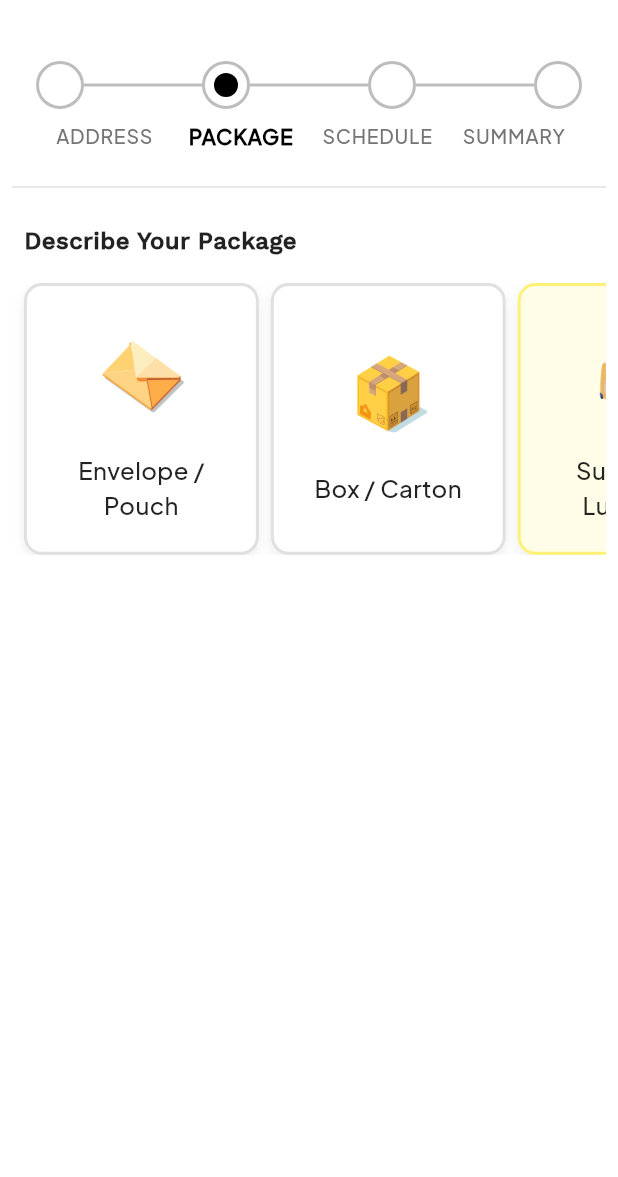
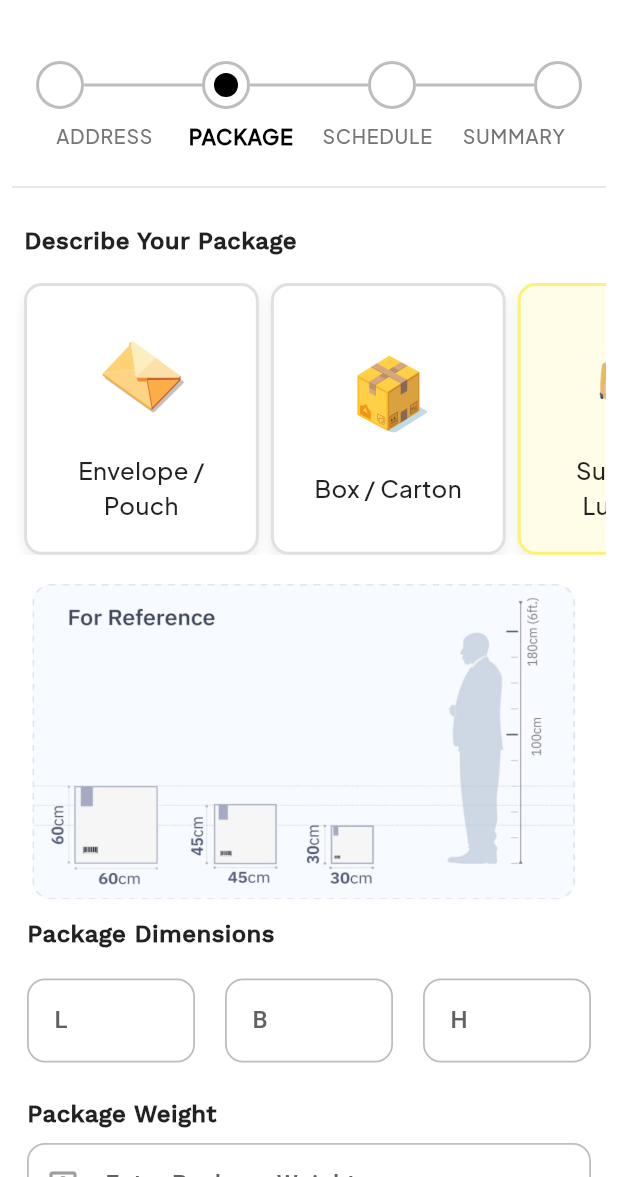
Before and after one commit to FLUXY01/Zone-Express, a Flutter app: the PackageDetails screen opened directly, after a tap on "Envelope / Pouch", after a tap on "Box / Carton", after a tap on "Suitcase / Luggage", on a phone screen of 412 x 824 dp, the part 59-1236 px from its top. Run offline on Flutter 3.47's test engine with Material 3 defaults, Android fonts, the light colour scheme and no system bars; our stand-ins replace dio, flutter_dotenv, flutter_vector_icons, geolocator, get, google_maps_flutter and 2 more; generated files the repository leaves out were written again.

Commit message:
chore: updated box, bagpack and suitcase tabs in order screen

```diff
--- a/lib/common/custom_textfield.dart
+++ b/lib/common/custom_textfield.dart
@@ -66,10 +66,10 @@ class _CustomTextFieldState extends State<CustomTextField> {
           fontWeight: FontWeight.w500,
         ),
         filled: true,
-        fillColor: Colors.grey.shade100,
+        fillColor: Colors.white,
         enabledBorder: OutlineInputBorder(
           borderRadius: BorderRadius.circular(12),
-          borderSide: BorderSide(color: Colors.grey.shade300, width: 1.2),
+          borderSide: BorderSide(color: Colors.grey.shade400, width: 1.2),
         ),
         focusedBorder: OutlineInputBorder(
           borderRadius: BorderRadius.circular(12),
--- a/lib/feature/User/orders/screens/package_details.dart
+++ b/lib/feature/User/orders/screens/package_details.dart
@@ -1,4 +1,5 @@
 import 'package:flutter/material.dart';
+import 'package:zone_express/feature/User/orders/widget/suitcase_content.dart';
 import 'package:zone_express/utils/constants/font.dart';
 import '../../../../utils/constants/images.dart';
 import '../widget/package_content_selector.dart';
@@ -23,7 +24,6 @@ class _PackageDetailsState extends State<PackageDetails> {
   @override
   Widget build(BuildContext context) {
     final screenHeight = MediaQuery.of(context).size.height;
-    final screenWidth = MediaQuery.of(context).size.width;
 
     return Scaffold(
       appBar: AppBar(
@@ -45,6 +45,7 @@ class _PackageDetailsState extends State<PackageDetails> {
           child: Column(
             crossAxisAlignment: CrossAxisAlignment.start,
             children: [
+              // 🔹 Step Progress
               Padding(
                 padding: const EdgeInsets.all(16.0),
                 child: StepProgress(currentStep: currentStep),
@@ -52,6 +53,7 @@ class _PackageDetailsState extends State<PackageDetails> {
               Divider(color: Colors.grey.shade300, thickness: 1),
               SizedBox(height: screenHeight * 0.02),
 
+              // 🔹 Section Title
               Padding(
                 padding: const EdgeInsets.only(left: 8.0),
                 child: Text(
@@ -66,7 +68,7 @@ class _PackageDetailsState extends State<PackageDetails> {
               ),
               SizedBox(height: screenHeight * 0.02),
 
-              // 📦 Package Type Selection
+              // 🔹 Package Type Selector
               PackageTypeSelector(
                 selectedType: selectedType,
                 onTypeSelected: (type) {
@@ -78,7 +80,7 @@ class _PackageDetailsState extends State<PackageDetails> {
                 },
               ),
 
-              // 📏 Package Size Selection
+              // 🔹 Package Size for Envelope, Box, Bagpack
               if (selectedType == "Envelope" ||
                   selectedType == "Box" ||
                   selectedType == "Bagpack") ...[
@@ -93,22 +95,55 @@ class _PackageDetailsState extends State<PackageDetails> {
                   },
                 ),
 
-                // 🎒 Package Contents Selection
-                if (selectedType == "Envelope" && selectedSize.isNotEmpty)
+                // 🔹 Contents for Envelope (any size) or Box (M)
+                if ((selectedType == "Envelope" && selectedSize.isNotEmpty) ||
+                    (selectedType == "Box" && selectedSize == "M"))
                   PackageContentsSelector(
                     selectedSize: selectedSize,
                     selectedContents: selectedContents,
-                    onContentToggled: (content) {
-                      setState(() {
-                        if (selectedContents.contains(content)) {
-                          selectedContents.remove(content);
-                        } else {
-                          selectedContents.add(content);
-                        }
-                      });
-                    },
+                    onContentToggled: toggleContent,
                   ),
+
+                // 🔹 For Box L and Suitcase
+                if ((selectedType == "Box" && selectedSize == "L")) ...[
+                  const SuitCaseContent(
+                    imagePath: TImage.reference,
+                  ),
+                  SizedBox(height: screenHeight * 0.02),
+                  PackageContentsSelector(
+                    selectedSize: selectedSize,
+                    selectedContents: selectedContents,
+                    onContentToggled: toggleContent,
+                  ),
+                ],
+                if ((selectedType == "Bagpack" && selectedSize == "M")) ...[
+                  SizedBox(height: screenHeight * 0.02),
+                  PackageContentsSelector(
+                    selectedSize: selectedSize,
+                    selectedContents: selectedContents,
+                    onContentToggled: toggleContent,
+                  ),
+                ],
+                if ((selectedType == "Bagpack" && selectedSize == "L")) ...[
+                  const SuitCaseContent(),
+                  SizedBox(height: screenHeight * 0.02),
+                  PackageContentsSelector(
+                    selectedSize: selectedSize,
+                    selectedContents: selectedContents,
+                    onContentToggled: toggleContent,
+                  ),
+                ],
               ],
+              if (selectedType == "Suitcase") ...[
+                const SuitCaseContent(imagePath: TImage.reference),
+                SizedBox(height: screenHeight * 0.02),
+                PackageContentsSelector(
+                  selectedSize: "",
+                  selectedContents: selectedContents,
+                  onContentToggled: toggleContent,
+                ),
+              ],
+              // 🔹 Secure Section
               if (selectedContents.isNotEmpty) ...[
                 SizedBox(height: screenHeight * 0.03),
                 const SecurePackageSection(),
@@ -119,4 +154,15 @@ class _PackageDetailsState extends State<PackageDetails> {
       ),
     );
   }
+
+  // Toggle selection logic
+  void toggleContent(String content) {
+    setState(() {
+      if (selectedContents.contains(content)) {
+        selectedContents.remove(content);
+      } else {
+        selectedContents.add(content);
+      }
+    });
+  }
 }
--- a/lib/feature/User/orders/widget/secure_package_section.dart
+++ b/lib/feature/User/orders/widget/secure_package_section.dart
@@ -34,6 +34,7 @@ class SecurePackageSection extends StatelessWidget {
         ),
         SizedBox(height: screenHeight * 0.015),
         Divider(color: Colors.grey.shade300, thickness: 2),
+        SizedBox(height: screenHeight * 0.02),
         Padding(
           padding: const EdgeInsets.symmetric(horizontal: 8.0),
           child: Text(
--- /dev/null
+++ b/lib/feature/User/orders/widget/suitcase_content.dart
@@ -0,0 +1,134 @@
+import 'package:flutter/material.dart';
+import 'package:zone_express/common/custom_textfield.dart';
+import 'package:zone_express/utils/constants/font.dart';
+
+class SuitCaseContent extends StatefulWidget {
+  final String? imagePath; // <-- Nullable image, optional
+
+  const SuitCaseContent({super.key, this.imagePath});
+
+  @override
+  State<SuitCaseContent> createState() => _SuitCaseContentState();
+}
+
+class _SuitCaseContentState extends State<SuitCaseContent> {
+  final TextEditingController lengthController = TextEditingController();
+  final TextEditingController breadthController = TextEditingController();
+  final TextEditingController heightController = TextEditingController();
+  final TextEditingController weightController = TextEditingController();
+
+  @override
+  void dispose() {
+    lengthController.dispose();
+    breadthController.dispose();
+    heightController.dispose();
+    weightController.dispose();
+    super.dispose();
+  }
+
+  @override
+  Widget build(BuildContext context) {
+    final screenWidth = MediaQuery.of(context).size.width;
+    final screenHeight = MediaQuery.of(context).size.height;
+
+    return Column(
+      crossAxisAlignment: CrossAxisAlignment.start,
+      children: [
+        SizedBox(height: screenHeight * 0.02),
+
+        // 🖼️ Show image only if provided
+        if (widget.imagePath != null) ...[
+          Padding(
+            padding: const EdgeInsets.only(left: 10.0),
+            child: Image.asset(
+              widget.imagePath!,
+              width: screenWidth * 0.9,
+              fit: BoxFit.contain,
+            ),
+          ),
+          SizedBox(height: screenHeight * 0.01),
+        ],
+
+        // 📏 Dimensions Label
+        Padding(
+          padding: const EdgeInsets.only(left: 10.0),
+          child: Text(
+            "Package Dimensions",
+            style: TextStyle(
+              fontSize: 16,
+              fontWeight: FontWeight.bold,
+              color: Colors.black87,
+              fontFamily: Tfonts.workSansFont,
+            ),
+          ),
+        ),
+        SizedBox(height: screenHeight * 0.01),
+
+        // 📦 Dimension Fields
+        Row(
+          mainAxisAlignment: MainAxisAlignment.spaceEvenly,
+          children: [
+            Expanded(
+              child: Padding(
+                padding: const EdgeInsets.all(10.0),
+                child: CustomTextField(
+                  controller: lengthController,
+                  labelText: 'L',
+                  keyboardType: TextInputType.number,
+                ),
+              ),
+            ),
+            Expanded(
+              child: Padding(
+                padding: const EdgeInsets.all(10.0),
+                child: CustomTextField(
+                  controller: breadthController,
+                  labelText: 'B',
+                  keyboardType: TextInputType.number,
+                ),
+              ),
+            ),
+            Expanded(
+              child: Padding(
+                padding: const EdgeInsets.all(10.0),
+                child: CustomTextField(
+                  controller: heightController,
+                  labelText: 'H',
+                  keyboardType: TextInputType.number,
+                ),
+              ),
+            ),
+          ],
+        ),
+
+        SizedBox(height: screenHeight * 0.015),
+
+        // ⚖️ Weight Label
+        Padding(
+          padding: const EdgeInsets.only(left: 10.0),
+          child: Text(
+            "Package Weight",
+            style: TextStyle(
+              fontSize: 16,
+              fontWeight: FontWeight.bold,
+              color: Colors.black87,
+              fontFamily: Tfonts.workSansFont,
+            ),
+          ),
+        ),
+        SizedBox(height: screenHeight * 0.01),
+
+        // ⚖️ Weight Input
+        Padding(
+          padding: const EdgeInsets.symmetric(horizontal: 10.0),
+          child: CustomTextField(
+            prefixIcon: Icons.monitor_weight_outlined,
+            labelText: "Enter Package Weight",
+            keyboardType: TextInputType.number,
+            controller: weightController,
+          ),
+        ),
+      ],
+    );
+  }
+}
--- a/lib/utils/constants/images.dart
+++ b/lib/utils/constants/images.dart
@@ -50,4 +50,5 @@ class TImage {
   static const String fruit = "assets/images/order/fruit.png";
   static const String passport = "assets/images/order/passport.png";
   static const String hemp = "assets/images/order/hemp.png";
+  static const String reference = "assets/images/order/height_reference.png";
 }
```
Also changed, not shown: assets/images/order/height_reference.png (added).
